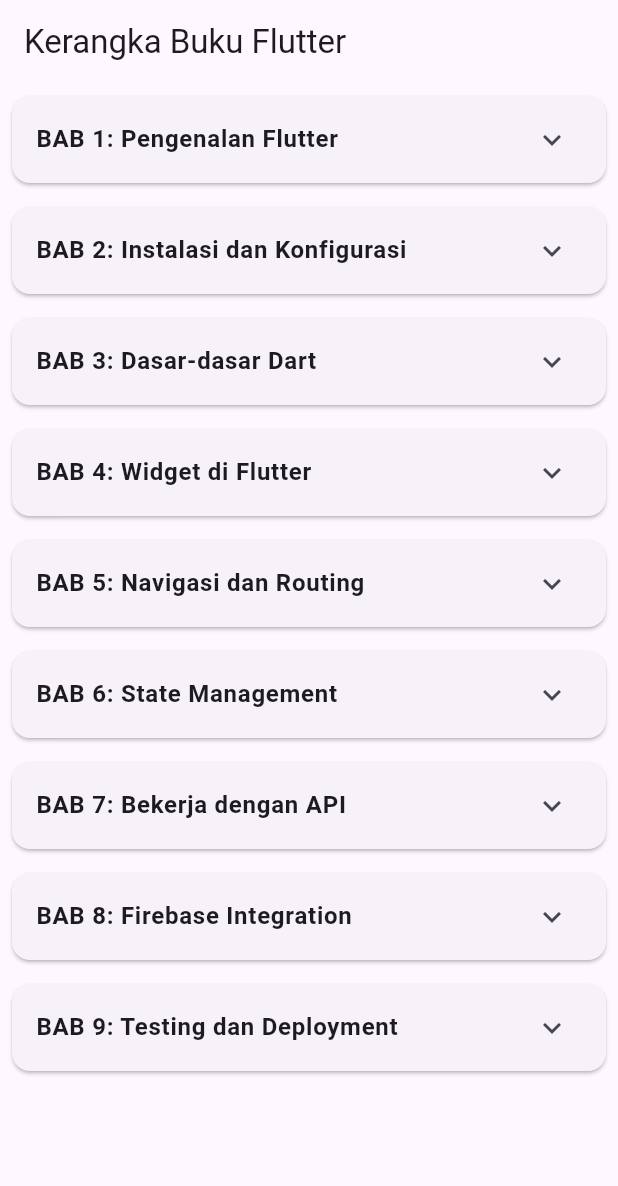
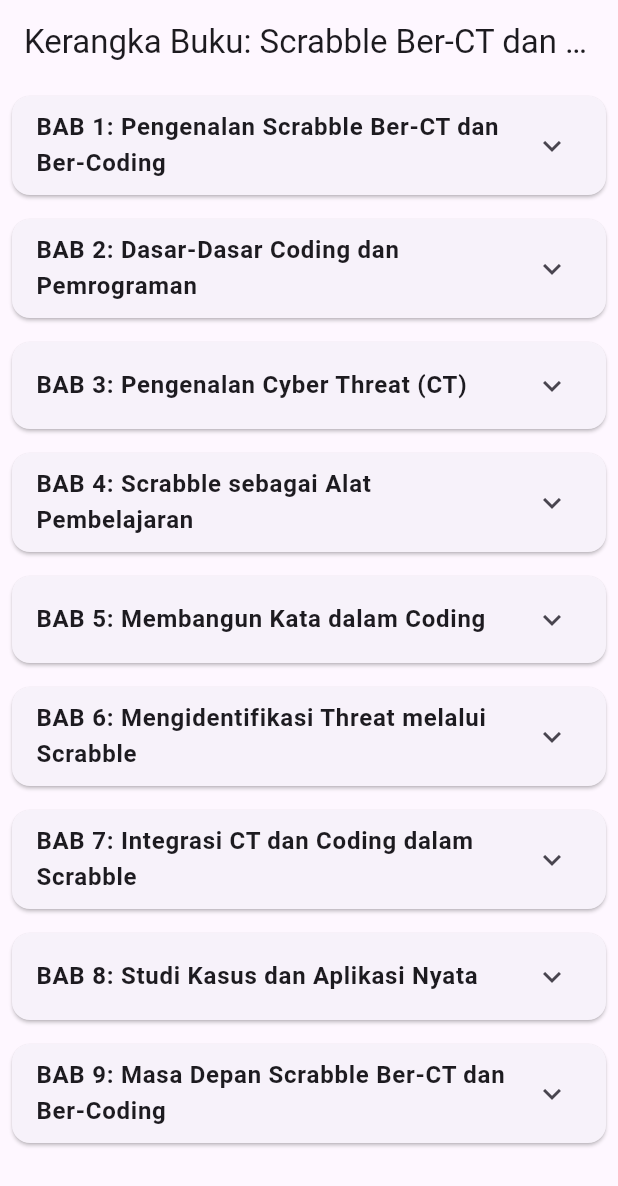
Before and after one commit to could-ai/019a1eac-a86c-7fd6-9a73-85fb4201c655, a Flutter app: the screen it shows after launch, on a phone screen of 412 x 824 dp. Shown: the top 1186 px of the screen. Run offline on Flutter 3.47's test engine with Material 3 defaults, Android fonts, the phone set to English and light mode, and no system bars.

Commit message:
Mengganti kerangka buku dari Flutter menjadi kerangka buku baru dengan judul 'Scrabble Ber-CT dan Ber-Coding'. Membuat 9 bab lengkap dengan subjudul rinci untuk setiap bab, mencakup pengenalan, dasar-dasar coding, cyber threat, adaptasi Scrabble, integrasi praktis, studi kasus, dan masa depan. Mengubah judul AppBar untuk mencerminkan judul buku baru. Ini memungkinkan aplikasi menampilkan kerangka buku yang relevan dengan tema Scrabble yang dikombinasikan dengan Cyber Threat dan Coding, memberikan panduan lengkap dan terstruktur untuk pembelajaran interaktif.; Mengubah judul aplikasi dari 'Kerangka Buku' menjadi 'Scrabble Ber-CT dan Ber-Coding' untuk mencerminkan tema buku baru. Ini memastikan konsistensi branding aplikasi dengan isi kerangka buku yang telah diperbarui.

```diff
--- a/usr/lib/main.dart
+++ b/usr/lib/main.dart
@@ -12,7 +12,7 @@ class MyApp extends StatelessWidget {
   @override
   Widget build(BuildContext context) {
     return MaterialApp(
-      title: 'Kerangka Buku',
+      title: 'Scrabble Ber-CT dan Ber-Coding',
       theme: ThemeData(
         primarySwatch: Colors.blue,
         visualDensity: VisualDensity.adaptivePlatformDensity,
--- a/usr/lib/screens/book_outline_screen.dart
+++ b/usr/lib/screens/book_outline_screen.dart
@@ -8,92 +8,108 @@ class BookOutlineScreen extends StatelessWidget {
   Widget build(BuildContext context) {
     final List<Chapter> chapters = [
       Chapter(
-        title: 'BAB 1: Pengenalan Flutter',
+        title: 'BAB 1: Pengenalan Scrabble Ber-CT dan Ber-Coding',
         subtitles: [
-          '1.1 Apa itu Flutter?',
-          '1.2 Sejarah dan Perkembangan Flutter',
-          '1.3 Keunggulan Flutter dibanding framework lain',
-          '1.4 Arsitektur Flutter',
+          '1.1 Apa itu Scrabble dalam Kontekst Cyber Threat (CT) dan Coding?',
+          '1.2 Sejarah Permainan Scrabble dan Hubungannya dengan Teknologi',
+          '1.3 Keunggulan Menggunakan Scrabble sebagai Metode Pembelajaran CT dan Coding',
+          '1.4 Tujuan dan Sasaran Buku Ini',
+          '1.5 Struktur Buku dan Cara Menggunakan',
         ],
       ),
       Chapter(
-        title: 'BAB 2: Instalasi dan Konfigurasi',
+        title: 'BAB 2: Dasar-Dasar Coding dan Pemrograman',
         subtitles: [
-          '2.1 Kebutuhan Sistem',
-          '2.2 Instalasi Flutter SDK',
-          '2.3 Konfigurasi Editor (VS Code/Android Studio)',
-          '2.4 Membuat dan Menjalankan Aplikasi Pertama',
+          '2.1 Pengenalan Bahasa Pemrograman',
+          '2.2 Logika Dasar Pemrograman (Algoritma dan Pseudocode)',
+          '2.3 Variabel, Tipe Data, dan Operator',
+          '2.4 Struktur Kontrol (If-Else, Loop)',
+          '2.5 Fungsi dan Modularitas Kode',
+          '2.6 Debugging dan Error Handling',
         ],
       ),
       Chapter(
-        title: 'BAB 3: Dasar-dasar Dart',
+        title: 'BAB 3: Pengenalan Cyber Threat (CT)',
         subtitles: [
-          '3.1 Pengenalan Bahasa Dart',
-          '3.2 Variabel, Tipe Data, dan Operator',
-          '3.3 Struktur Kontrol (if, for, while)',
-          '3.4 Fungsi dan Class',
-          '3.5 Null Safety',
+          '3.1 Definisi Cyber Threat',
+          '3.2 Jenis-Jenis Cyber Threat (Malware, Phishing, DDoS, dll.)',
+          '3.3 Dampak Cyber Threat pada Individu dan Organisasi',
+          '3.4 Evolusi Cyber Threat dari Masa ke Masa',
+          '3.5 Statistik dan Tren Terbaru Cyber Threat',
+          '3.6 Prinsip Dasar Keamanan Siber',
         ],
       ),
       Chapter(
-        title: 'BAB 4: Widget di Flutter',
+        title: 'BAB 4: Scrabble sebagai Alat Pembelajaran',
         subtitles: [
-          '4.1 Konsep Widget',
-          '4.2 Stateless vs Stateful Widget',
-          '4.3 Widget Dasar (Text, Container, Row, Column)',
-          '4.4 Layouting dengan Flutter',
+          '4.1 Aturan Dasar Permainan Scrabble',
+          '4.2 Adaptasi Scrabble untuk Pembelajaran Coding',
+          '4.3 Adaptasi Scrabble untuk Pembelajaran CT',
+          '4.4 Manfaat Edukasi dari Scrabble dalam CT dan Coding',
+          '4.5 Studi Kasus: Implementasi Scrabble di Kelas Pemrograman',
+          '4.7 Alat dan Bahan yang Dibutuhkan',
         ],
       ),
       Chapter(
-        title: 'BAB 5: Navigasi dan Routing',
+        title: 'BAB 5: Membangun Kata dalam Coding',
         subtitles: [
-          '5.1 Konsep Navigasi',
-          '5.2 Navigator 1.0 vs Navigator 2.0',
-          '5.3 Passing Data antar Halaman',
-          '5.4 Named Routes',
+          '5.1 Konsep Membangun Kode seperti Membangun Kata',
+          '5.2 Teknik Debugging melalui Scrabble',
+          '5.3 Logika Algoritma dalam Scrabble',
+          '5.4 Proyek Praktis: Membuat Program Sederhana dengan Scrabble',
+          '5.5 Integrasi Coding dengan Elemen Scrabble',
+          '5.6 Tantangan dan Solusi dalam Pembelajaran',
         ],
       ),
       Chapter(
-        title: 'BAB 6: State Management',
+        title: 'BAB 6: Mengidentifikasi Threat melalui Scrabble',
         subtitles: [
-          '6.1 Pengenalan State Management',
-          '6.2 setState',
-          '6.3 Provider',
-          '6.4 BLoC (Business Logic Component)',
+          '6.1 Simulasi Cyber Threat dalam Permainan Scrabble',
+          '6.2 Mengenali Pola Threat seperti Mengenali Pola Kata',
+          '6.3 Strategi Pertahanan Siber melalui Logika Scrabble',
+          '6.4 Skenario Latihan: Menangani Serangan Phishing',
+          '6.5 Penggunaan Scrabble untuk Awareness CT',
+          '6.6 Evaluasi Risiko melalui Analogi Scrabble',
         ],
       ),
       Chapter(
-        title: 'BAB 7: Bekerja dengan API',
+        title: 'BAB 7: Integrasi CT dan Coding dalam Scrabble',
         subtitles: [
-          '7.1 Pengenalan HTTP Request',
-          '7.2 Menggunakan package http',
-          '7.3 Menampilkan Data dari API',
-          '7.4 Mengirim Data ke API',
+          '7.1 Membuat Game Scrabble dengan Elemen Coding',
+          '7.2 Menambahkan Aspek Keamanan Siber ke dalam Game',
+          '7.3 Pengembangan Aplikasi Mobile untuk Scrabble CT-Coding',
+          '7.4 Penggunaan AI dalam Scrabble Pintar',
+          '7.5 Kolaborasi Tim dalam Proyek Scrabble',
+          '7.6 Uji Coba dan Feedback dari Pengguna',
         ],
       ),
       Chapter(
-        title: 'BAB 8: Firebase Integration',
+        title: 'BAB 8: Studi Kasus dan Aplikasi Nyata',
         subtitles: [
-          '8.1 Pengenalan Firebase',
-          '8.2 Firebase Authentication',
-          '8.3 Cloud Firestore',
-          '8.4 Firebase Storage',
+          '8.1 Implementasi di Sekolah dan Universitas',
+          '8.2 Penggunaan di Pelatihan Korporat',
+          '8.3 Kasus Sukses: Perusahaan yang Menggunakan Metode Ini',
+          '8.4 Tantangan Implementasi dan Cara Mengatasinya',
+          '8.5 Dampak Jangka Panjang pada Pembelajaran',
+          '8.6 Survei dan Analisis Hasil',
         ],
       ),
       Chapter(
-        title: 'BAB 9: Testing dan Deployment',
+        title: 'BAB 9: Masa Depan Scrabble Ber-CT dan Ber-Coding',
         subtitles: [
-          '9.1 Pengenalan Testing di Flutter',
-          '9.2 Unit Testing',
-          '9.3 Widget Testing',
-          '9.4 Deployment ke Google Play Store dan Apple App Store',
+          '9.1 Tren Teknologi yang Mempengaruhi',
+          '9.2 Pengembangan Lebih Lanjut dari Metode Ini',
+          '9.3 Integrasi dengan Teknologi Baru (VR, AR)',
+          '9.4 Rekomendasi untuk Penelitian Lanjutan',
+          '9.5 Kesimpulan dan Pesan Penutup',
+          '9.6 Lampiran: Sumber Daya Tambahan',
         ],
       ),
     ];
 
     return Scaffold(
       appBar: AppBar(
-        title: const Text('Kerangka Buku Flutter'),
+        title: const Text('Kerangka Buku: Scrabble Ber-CT dan Ber-Coding'),
       ),
       body: ListView.builder(
         itemCount: chapters.length,
```
